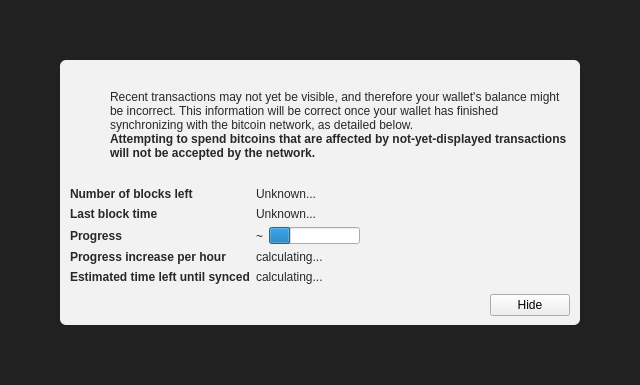
Old version of the form src/qt/forms/modaloverlay.ui in the repository jonspock/maza.
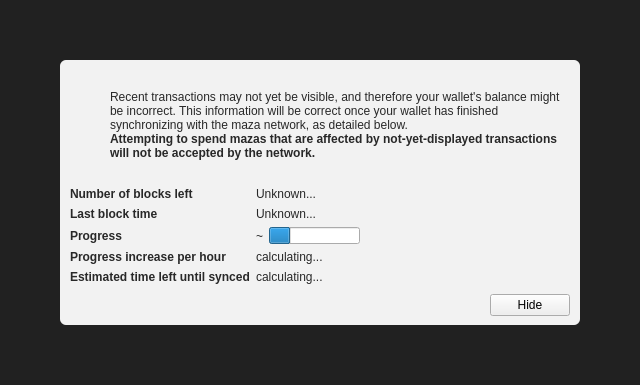
New version of the form. Icons and pictures are not drawn. Custom widgets are drawn as their Qt base class.

Commit message: Mazaified code squash and on bitcoin-abc 0.15

```diff
--- a/src/qt/forms/modaloverlay.ui
+++ b/src/qt/forms/modaloverlay.ui
@@ -130,7 +130,7 @@
              <item>
               <widget class="QLabel" name="infoText">
                <property name="text">
-                <string>Recent transactions may not yet be visible, and therefore your wallet's balance might be incorrect. This information will be correct once your wallet has finished synchronizing with the bitcoin network, as detailed below.</string>
+                <string>Recent transactions may not yet be visible, and therefore your wallet's balance might be incorrect. This information will be correct once your wallet has finished synchronizing with the maza network, as detailed below.</string>
                </property>
                <property name="textFormat">
                 <enum>Qt::RichText</enum>
@@ -149,7 +149,7 @@
                 </font>
                </property>
                <property name="text">
-                <string>Attempting to spend bitcoins that are affected by not-yet-displayed transactions will not be accepted by the network.</string>
+                <string>Attempting to spend mazas that are affected by not-yet-displayed transactions will not be accepted by the network.</string>
                </property>
                <property name="textFormat">
                 <enum>Qt::RichText</enum>
```
The commit also changes 559 other files.
